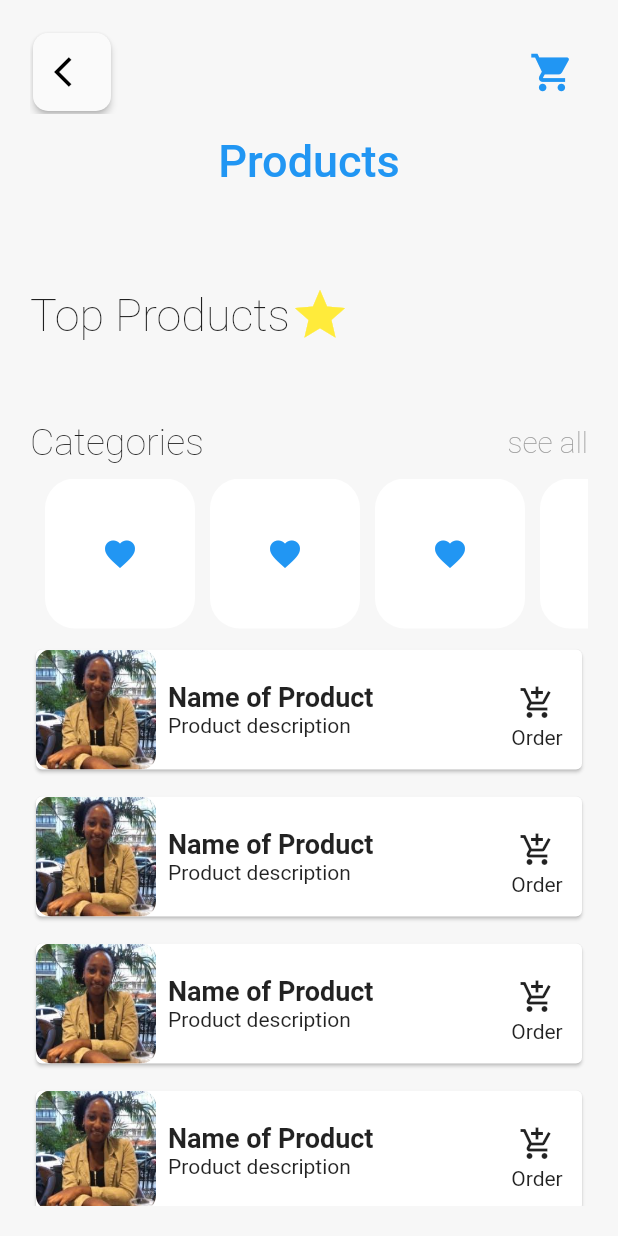
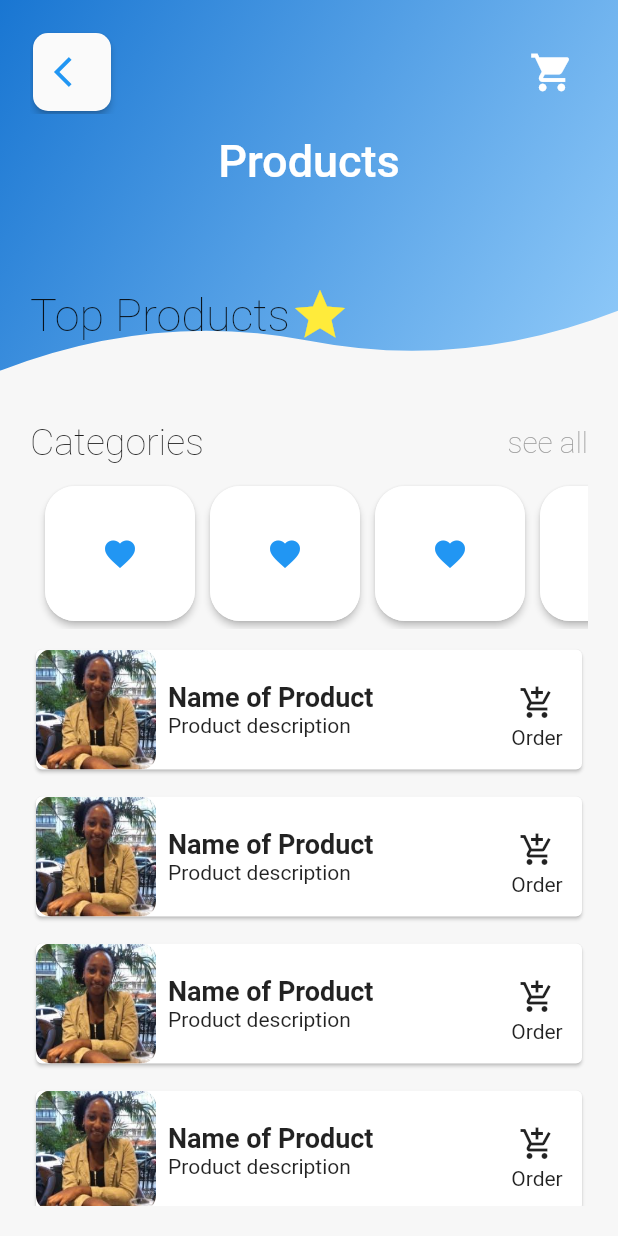
Before and after one commit to qlicue-digital-agency-ltd/cloud_9_client, a Flutter app: the screen it shows after launch, after a tap on "Diagnosis", on a phone screen of 412 x 824 dp. Run offline on Flutter 3.47's test engine with Material 2 defaults, Android fonts, the phone set to English and light mode, and no system bars; our stand-ins replace font_awesome_flutter.

Commit message:
background designs

```diff
--- /dev/null
+++ b/lib/animations/backgroud/home_background_major_clipper.dart
@@ -0,0 +1,20 @@
+import 'package:flutter/material.dart';
+
+class HomeBackgroundMajorClipper extends CustomClipper<Path> {
+  @override
+  Path getClip(Size size) {
+    var path = Path();
+    path.lineTo(0, size.height);
+    path.quadraticBezierTo(
+        size.width / 4, size.height - 40, size.width / 2, size.height - 20);
+    path.quadraticBezierTo(
+        3 / 4 * size.width, size.height, size.width, size.height - 40);
+        path.lineTo(size.width, 0);
+    return path;
+  }
+
+  @override
+  bool shouldReclip(CustomClipper<Path> oldClipper) {
+    return true;
+  }
+}
--- a/lib/components/card/icon_card.dart
+++ b/lib/components/card/icon_card.dart
@@ -23,12 +23,16 @@ class IconCard extends StatelessWidget {
   Widget build(BuildContext context) {
     return InkWell(
       onTap: onTap,
+      child: Material(
+        borderRadius: BorderRadius.all(Radius.circular(20)),
+        elevation: 2,
               child: Container(
           height: 100,
           width: 100,
           decoration: BoxDecoration(
               color: backgroundColor,
-            borderRadius: BorderRadius.all(Radius.circular(20))),
+              borderRadius: BorderRadius.all(Radius.circular(20))
+              ),
           child: Column(
               mainAxisAlignment: MainAxisAlignment.center,
               children: <Widget>[
@@ -42,6 +46,7 @@ class IconCard extends StatelessWidget {
                 )
               ]),
         ),
+      ),
     );
   }
 }
--- a/lib/components/card/icon_only_card.dart
+++ b/lib/components/card/icon_only_card.dart
@@ -21,6 +21,9 @@ class IconOnlyCard extends StatelessWidget {
   Widget build(BuildContext context) {
     return InkWell(
       onTap: onTap,
+      child: Material(
+        borderRadius: BorderRadius.all(Radius.circular(20)),
+        elevation: 2,
         child: Container(
           height: 100,
           width: 100,
@@ -32,6 +35,7 @@ class IconOnlyCard extends StatelessWidget {
             color: iconColor,
           ),
         ),
+      ),
     );
   }
 }
--- a/lib/pages/home_page.dart
+++ b/lib/pages/home_page.dart
@@ -1,3 +1,5 @@
+
+import 'package:cloud_9_client/animations/backgroud/home_background_major_clipper.dart';
 import 'package:cloud_9_client/screens/home_screen.dart';
 import 'package:flutter/material.dart';
 
@@ -11,6 +13,19 @@ class HomePage extends StatelessWidget {
           Container(
             color: Color(0xfff7f7f7),
           ),
+
+          ClipPath(
+              clipper: HomeBackgroundMajorClipper(),
+              child: Container(
+                width: MediaQuery.of(context).size.width,
+                height: MediaQuery.of(context).size.height * 0.3,
+                decoration: BoxDecoration(
+                    gradient: LinearGradient(
+                        colors: [Colors.blue[700],Colors.blue[200]],
+                        begin: Alignment.topLeft,
+                        end: Alignment.bottomRight)),
+              ),
+            ),
           HomeScreen()
         ]),
       ),
--- a/lib/pages/product_page.dart
+++ b/lib/pages/product_page.dart
@@ -1,3 +1,4 @@
+import 'package:cloud_9_client/animations/backgroud/home_background_major_clipper.dart';
 import 'package:cloud_9_client/screens/product_screen.dart';
 import 'package:flutter/material.dart';
 
@@ -11,6 +12,18 @@ class ProductPage extends StatelessWidget {
           Container(
             color: Color(0xfff7f7f7),
           ),
+            ClipPath(
+              clipper: HomeBackgroundMajorClipper(),
+              child: Container(
+                width: MediaQuery.of(context).size.width,
+                height: MediaQuery.of(context).size.height * 0.3,
+                decoration: BoxDecoration(
+                    gradient: LinearGradient(
+                        colors: [Colors.blue[700],Colors.blue[200]],
+                        begin: Alignment.topLeft,
+                        end: Alignment.bottomRight)),
+              ),
+            ),
           ProductScreen()
         ]),
       ),
--- a/lib/screens/cart_screen.dart
+++ b/lib/screens/cart_screen.dart
@@ -25,7 +25,7 @@ class CartScreen extends StatelessWidget {
                     child: Container(
                       child: Icon(
                         Icons.arrow_back_ios,
-                        color: Colors.black,
+                        color: Colors.blue,
                       ),
                     ),
                   ),
@@ -35,7 +35,7 @@ class CartScreen extends StatelessWidget {
                 IconButton(
                   icon: Icon(
                     Icons.clear_all,
-                    color: Colors.blue,
+                    color: Colors.white,
                     size: 30,
                   ),
                   onPressed: () {},
@@ -47,7 +47,7 @@ class CartScreen extends StatelessWidget {
                 centerTitle: true,
                 title: Text(
                   'Shopping Cart',
-                  style: TextStyle(color: Colors.blue),
+                  style: TextStyle(color: Colors.white),
                 ),
               ),
             ),
--- a/lib/screens/home_screen.dart
+++ b/lib/screens/home_screen.dart
@@ -2,12 +2,14 @@ import 'package:cloud_9_client/components/card/icon_card.dart';
 import 'package:cloud_9_client/components/card/notification_card.dart';
 import 'package:cloud_9_client/pages/product_page.dart';
 import 'package:flutter/material.dart';
+import 'package:font_awesome_flutter/font_awesome_flutter.dart';
 
 class HomeScreen extends StatelessWidget {
   @override
   Widget build(BuildContext context) {
     return SafeArea(
       child: SingleChildScrollView(
+
         child: Container(
           padding: EdgeInsets.all(20),
           child: Column(
@@ -46,7 +48,7 @@ class HomeScreen extends StatelessWidget {
                       style:
                           TextStyle(fontSize: 30, fontWeight: FontWeight.bold),
                     ),
-                    Icon(Icons.add_box, size: 30, color: Colors.blue)
+                    Icon(FontAwesomeIcons.female, size: 30, color: Colors.blue)
                   ],
                 ),
                 SizedBox(height: 20),
@@ -74,8 +76,8 @@ class HomeScreen extends StatelessWidget {
                         padding: const EdgeInsets.all(8.0),
                         child: IconCard(
                           iconColor: Colors.white,
-                          icon: Icons.accessibility,
-                          title: 'Diagnosis',
+                          icon: Icons.calendar_today,
+                          title: 'Appointment',
                           textColor: Colors.white,
                           backgroundColor: Colors.deepOrange,
                           onTap: () {
@@ -95,7 +97,7 @@ class HomeScreen extends StatelessWidget {
                         child: IconCard(
                           iconColor: Colors.blue,
                           icon: Icons.stay_primary_landscape,
-                          title: 'Shots',
+                          title: 'Diagnosis',
                           textColor: Colors.black,
                           backgroundColor: Colors.white,
                           onTap: () {
--- a/lib/screens/product_screen.dart
+++ b/lib/screens/product_screen.dart
@@ -27,7 +27,7 @@ class ProductScreen extends StatelessWidget {
                     child: Container(
                       child: Icon(
                         Icons.arrow_back_ios,
-                        color: Colors.black,
+                        color: Colors.blue,
                       ),
                     ),
                   ),
@@ -37,7 +37,7 @@ class ProductScreen extends StatelessWidget {
                 IconButton(
                   icon: Icon(
                     Icons.shopping_cart,
-                    color: Colors.blue,
+                    color: Colors.white,
                     size: 30,
                   ),
                   onPressed: () {
@@ -52,7 +52,7 @@ class ProductScreen extends StatelessWidget {
                 centerTitle: true,
                 title: Text(
                   'Products',
-                  style: TextStyle(color: Colors.blue),
+                  style: TextStyle(color: Colors.white),
                 ),
               ),
             ),
@@ -94,7 +94,7 @@ class ProductScreen extends StatelessWidget {
                 child: ListView.builder(
                   itemBuilder: (context, index) {
                     return Padding(
-                      padding: const EdgeInsets.only(left: 10),
+                      padding: const EdgeInsets.only(left: 10, top: 5,bottom: 5),
                       child: IconOnlyCard(
                           iconColor: Colors.blue,
                           icon: Icons.favorite,
@@ -102,6 +102,7 @@ class ProductScreen extends StatelessWidget {
                           onTap: () {}),
                     );
                   },
+                  itemCount: 4,
                   scrollDirection: Axis.horizontal,
                 ),
               ),
```
Also changed, not shown: lib/animations/backgroud/background_clipper.dart (added, +17 -0 lines), lib/pages/cart_page.dart (+13 -0 lines), lib/screens/appointment_screen.dart (added, +10 -0 lines). Lines whose indentation alone changed are shown as unchanged.
